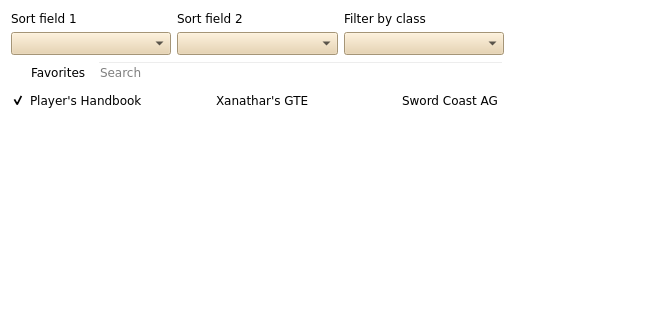
This is spellbook.ui in Carifio24/DMCompanion as Qt 5 draws it before an edit; both pictures show x 0 to 651 and y 0 to 320 of the 1343 by 829 pixel window. The edited form follows.
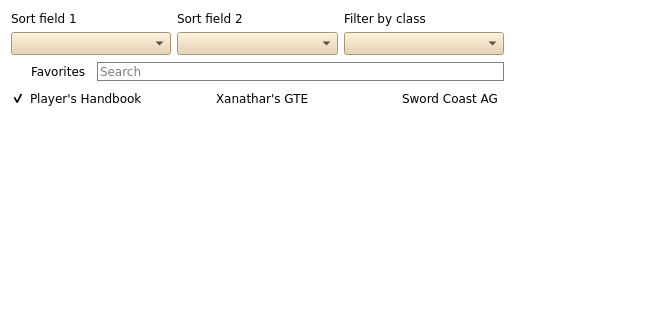
This is the edited form.

Commit message: Added Passive Perception as a sort field. Added 1px gray border to the search bars to make them more visible.

What changed in the file:
```diff
--- a/spellbook.ui
+++ b/spellbook.ui
@@ -128,7 +128,8 @@
           <bool>false</bool>
          </property>
          <property name="styleSheet">
-          <string notr="true">background:transparent;</string>
+          <string notr="true">border: 1px solid gray;
+background: transparent</string>
          </property>
          <property name="text">
           <string/>
```
The commit also changes 8 other files.
